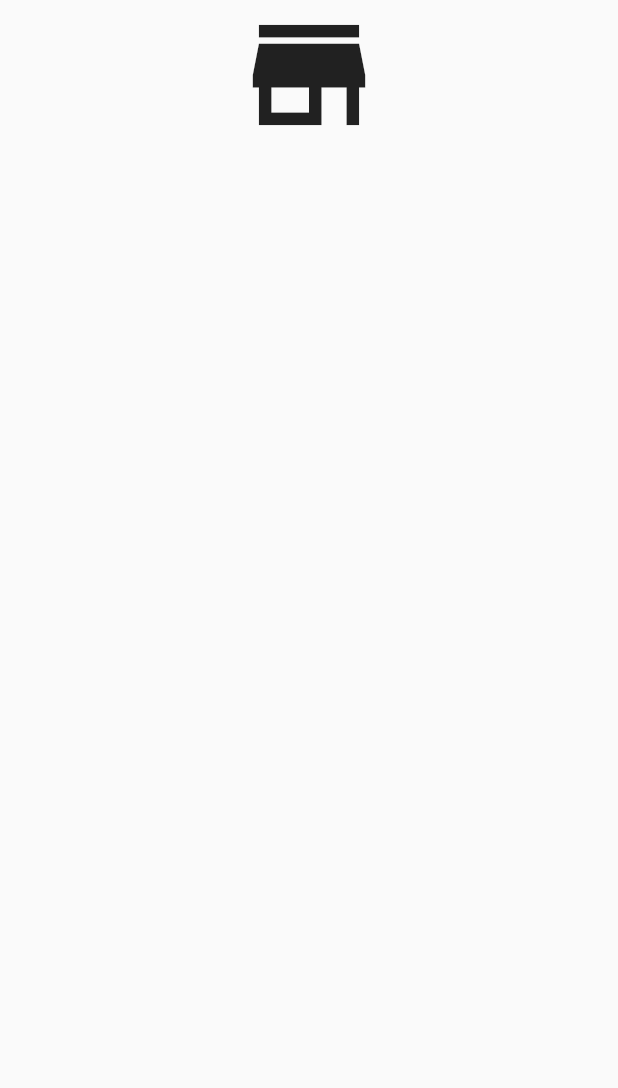
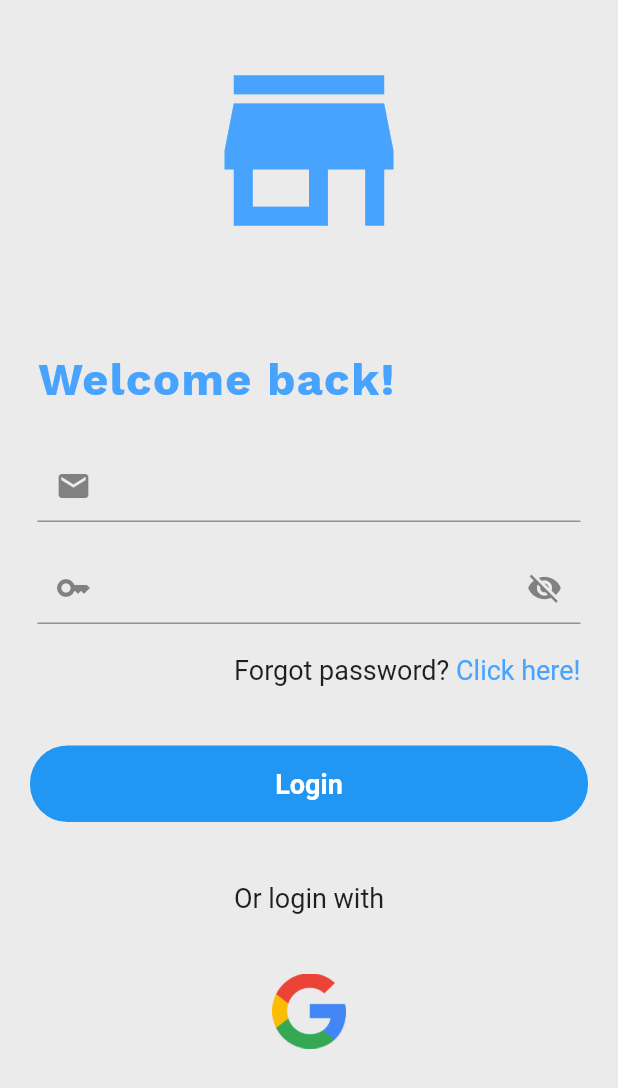
Before and after one commit to LucasCva/lcstore, a Flutter app: the screen it shows after launch, on a phone screen of 412 x 824 dp. Shown: the top 1088 px of the screen. Run offline on Flutter 3.47's test engine with Material 2 defaults, Android fonts, the phone set to English and light mode, and no system bars; our stand-ins replace google_fonts.

Commit message:
tela de login

```diff
--- a/lib/main.dart
+++ b/lib/main.dart
@@ -12,6 +12,7 @@ class MainApp extends StatelessWidget {
   @override
   Widget build(BuildContext context) {
     return const MaterialApp(
+       debugShowCheckedModeBanner: false,
       home: Login_Page(),
     );
   }
--- a/lib/pages/login_page.dart
+++ b/lib/pages/login_page.dart
@@ -1,5 +1,7 @@
 import 'package:flutter/material.dart';
+import 'package:google_fonts/google_fonts.dart';
 
+// ignore: camel_case_types
 class Login_Page extends StatefulWidget {
   const Login_Page({super.key});
 
@@ -7,36 +9,166 @@ class Login_Page extends StatefulWidget {
   State<Login_Page> createState() => _Login_PageState();
 }
 
+// ignore: camel_case_types
 class _Login_PageState extends State<Login_Page> {
+  bool _passwordIsVisible = true;
   @override
   Widget build(BuildContext context) {
-    return const SafeArea(
+    return SafeArea(
       child: Scaffold(
-          body: Center(
+        backgroundColor: const Color.fromRGBO(235, 235, 235, 1),
+        body: SingleChildScrollView(
+          child: ConstrainedBox(
+            constraints: BoxConstraints(
+              maxHeight: MediaQuery.of(context).size.height,
+            ),
+            child: Center(
               child: Column(
                 children: [
+                  const SizedBox(
+                    height: 25,
+                  ),
+                  //logo
+                  const Icon(
+                    Icons.store,
+                    size: 150,
+                    color: Color.fromRGBO(72, 163, 255, 1),
+                  ),
 
-            //logo
-            Icon(
-              Icons.store,
-              size: 100,
+                  const SizedBox(
+                    height: 60,
+                  ),
+
+                  //text "welcome back!"
+                  Row(
+                    children: [
+                      Padding(
+                        padding: const EdgeInsets.symmetric(horizontal: 25),
+                        child: Text(
+                          "Welcome back!",
+                          style: GoogleFonts.workSans(
+                              textStyle: const TextStyle(
+                                  fontWeight: FontWeight.bold,
+                                  fontSize: 30,
+                                  color: Color.fromRGBO(72, 163, 255, 1)),
+                              letterSpacing: 1.0),
+                        ),
+                      ),
+                    ],
+                  ),
+
+                  const SizedBox(
+                    height: 30,
+                  ),
+
+                  //text fild email
+                  const Padding(
+                    padding: EdgeInsets.symmetric(horizontal: 25),
+                    child: TextField(
+                      style: TextStyle(fontSize: 20),
+                      decoration:
+                          InputDecoration(prefixIcon: Icon(Icons.email)),
+                    ),
+                  ),
+
+                  const SizedBox(
+                    height: 20,
+                  ),
+
+                  //text fild senha
+                  Padding(
+                    padding: const EdgeInsets.symmetric(horizontal: 25),
+                    child: TextField(
+                      obscureText: _passwordIsVisible,
+                      style: const TextStyle(fontSize: 20),
+                      decoration: InputDecoration(
+                        prefixIcon: const Icon(Icons.key),
+                        suffixIcon: GestureDetector(
+                          onTap: () {
+                            setState(() {
+                              _passwordIsVisible = !_passwordIsVisible;
+                            });
+                          },
+                          child: Icon(_passwordIsVisible
+                              ? Icons.visibility_off
+                              : Icons.visibility),
+                        ),
+                      ),
+                    ),
+                  ),
+
+                  const SizedBox(
+                    height: 20,
+                  ),
+
+                  //text "forgot password"
+                  const Padding(
+                    padding: EdgeInsets.symmetric(horizontal: 25),
+                    child: Row(
+                      mainAxisAlignment: MainAxisAlignment.end,
+                      children: [
+                        Text(
+                          "Forgot password?",
+                          style: TextStyle(fontSize: 18),
+                        ),
+                        Text(
+                          " Click here!",
+                          style: TextStyle(
+                              fontSize: 18,
+                              color: Color.fromRGBO(72, 163, 255, 1)),
                         )
                       ],
                     ),
-      )
+                  ),
 
-
-          //text "welcome back!"
-
-          //text fild email
-
-          //text fild senha
-
-          //text "forgot password"
+                  const SizedBox(
+                    height: 40,
+                  ),
 
                   //button login
+                  Container(
+                    padding: const EdgeInsets.symmetric(
+                      vertical: 15,
+                    ),
+                    margin: const EdgeInsets.symmetric(horizontal: 20),
+                    decoration: BoxDecoration(
+                        color: Colors.blue,
+                        borderRadius: BorderRadius.circular(25)),
+                    width: double.infinity,
+                    child: const Center(
+                        child: Text(
+                      "Login",
+                      style: TextStyle(
+                          fontSize: 18,
+                          color: Colors.white,
+                          fontWeight: FontWeight.bold),
+                    )),
+                  ),
+
+                  const SizedBox(
+                    height: 40,
+                  ),
+
+                  //text "or"
+                  const Text(
+                    "Or login with",
+                    style: TextStyle(fontSize: 18),
+                  ),
+
+                  const SizedBox(
+                    height: 40,
+                  ),
 
                   //sign on google
+                  Image.asset(
+                    'lib/imagens/googleLogo.png',
+                    height: 50,
+                  )
+                ],
+              ),
+            ),
+          ),
+        ),
       ),
     );
   }
--- a/pubspec.yaml
+++ b/pubspec.yaml
@@ -7,6 +7,7 @@ environment:
   sdk: '>=3.1.4 <4.0.0'
 
 dependencies:
+  google_fonts: ^6.1.0
   flutter:
     sdk: flutter
 
@@ -18,4 +19,4 @@ dev_dependencies:
 flutter:
   uses-material-design: true
   assets:
-    - lib/imagens/logo_size.jpg
+    - lib/imagens/googleLogo.png
```
Also changed, not shown: lib/imagens/googleLogo.png (added), pubspec.lock, 1 other file. Lines whose indentation alone changed are shown as unchanged.
